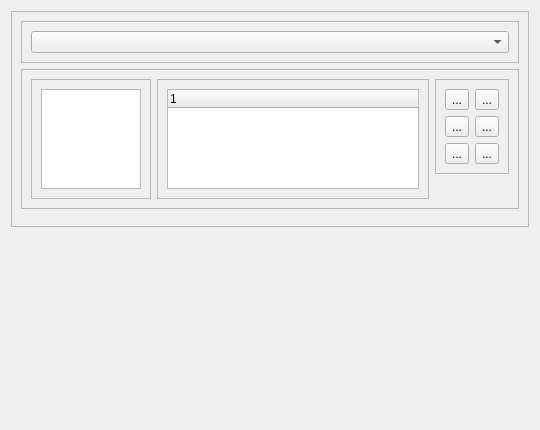
This is ui/vectorstylingform.ui in Doggerr111/vrsa-gis as Qt 5 draws it before an edit. The edited form follows.
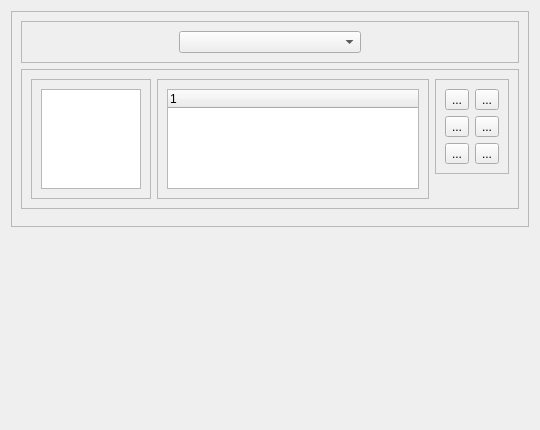
This is the edited form. Icons and pictures are not drawn.

Commit message: style: add hovering effects tolabels, fix labels/comboboxes/spinboxes size

```diff
--- a/ui/vectorstylingform.ui
+++ b/ui/vectorstylingform.ui
@@ -25,6 +25,30 @@
   <property name="windowTitle">
    <string>Dialog</string>
   </property>
+  <property name="styleSheet">
+   <string notr="true">QComboBox {
+    min-width: 150px;
+    max-width: 180px;
+}
+QDoubleSpinBox {
+    min-width: 150px;
+    max-width: 180px;
+}
+QPushButton {
+background-color: #5f5f5f;
+color: #ffffff;
+border: none;
+border-radius: 3px;
+padding: 0px 0px;
+margin: 0px;
+min-width: 25px;
+min-height: 30px;
+
+}
+
+        
+</string>
+  </property>
   <layout class="QVBoxLayout" name="verticalLayout">
    <item alignment="Qt::AlignTop">
     <widget class="QFrame" name="frame">
```
Left out of the diff: 39 changed lines with no effect on the pictures. The commit also changes 1 other file.
